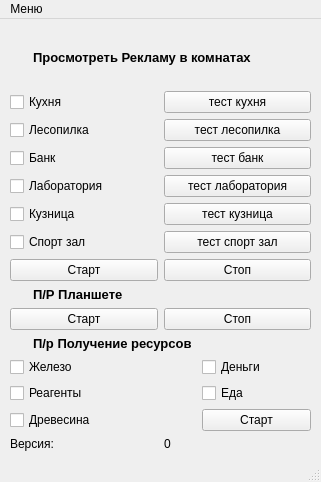
Above: clicker_zero_city/windows_ui/see.ui from maklai26rus/clicker before the change. Below: the same form after it.
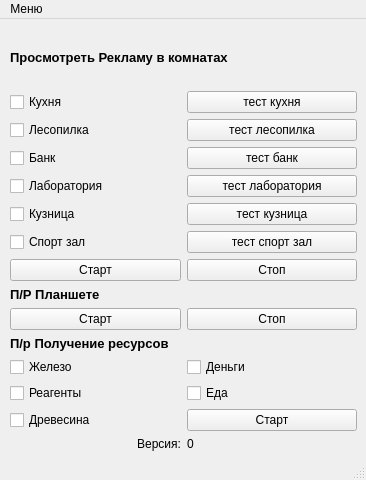
That is the form after the change.

Commit message: добавляю возможность просматривать рекламу спомощь 1 кнопкию

Patch:
```diff
--- a/clicker_zero_city/windows_ui/see.ui
+++ b/clicker_zero_city/windows_ui/see.ui
@@ -6,8 +6,8 @@
    <rect>
     <x>0</x>
     <y>0</y>
-    <width>321</width>
-    <height>482</height>
+    <width>366</width>
+    <height>480</height>
    </rect>
   </property>
   <property name="windowTitle">
@@ -19,7 +19,7 @@
      <rect>
       <x>10</x>
       <y>10</y>
-      <width>301</width>
+      <width>347</width>
       <height>422</height>
      </rect>
     </property>
@@ -27,8 +27,6 @@
      <item>
       <layout class="QVBoxLayout" name="verticalLayout_3">
        <item>
-        <layout class="QVBoxLayout" name="verticalLayout_5">
-         <item>
           <widget class="QLabel" name="label_rooms">
            <property name="enabled">
             <bool>true</bool>
@@ -44,8 +42,7 @@
             <string/>
            </property>
            <property name="styleSheet">
-            <string notr="true">margin-left : 20
-</string>
+          <string notr="true"/>
            </property>
            <property name="text">
             <string>Просмотреть Рекламу в комнатах</string>
@@ -65,10 +62,12 @@
           </widget>
          </item>
          <item>
+        <layout class="QVBoxLayout" name="verticalLayout_5">
+         <item>
           <layout class="QHBoxLayout" name="horizontalLayout">
            <item>
             <layout class="QGridLayout" name="gridLayout_3">
-             <item row="0" column="0">
+             <item row="2" column="0">
               <widget class="QCheckBox" name="kitchen_room">
                <property name="mouseTracking">
                 <bool>true</bool>
@@ -81,14 +80,14 @@
                </property>
               </widget>
              </item>
-             <item row="1" column="0">
+             <item row="3" column="0">
               <widget class="QCheckBox" name="sawmill_room">
                <property name="text">
                 <string>Лесопилка</string>
                </property>
               </widget>
              </item>
-             <item row="0" column="1">
+             <item row="2" column="1">
               <widget class="QPushButton" name="btn_kitchen_test">
                <property name="styleSheet">
                 <string notr="true"/>
@@ -98,70 +97,70 @@
                </property>
               </widget>
              </item>
-             <item row="2" column="0">
+             <item row="4" column="0">
               <widget class="QCheckBox" name="bank_room">
                <property name="text">
                 <string>Банк</string>
                </property>
               </widget>
              </item>
-             <item row="3" column="0">
+             <item row="5" column="0">
               <widget class="QCheckBox" name="lab_room">
                <property name="text">
                 <string>Лаборатория</string>
                </property>
               </widget>
              </item>
-             <item row="1" column="1">
+             <item row="3" column="1">
               <widget class="QPushButton" name="btn_sawmill_test">
                <property name="text">
                 <string>тест лесопилка</string>
                </property>
               </widget>
              </item>
-             <item row="4" column="0">
+             <item row="6" column="0">
               <widget class="QCheckBox" name="forge_room">
                <property name="text">
                 <string>Кузница</string>
                </property>
               </widget>
              </item>
-             <item row="5" column="0">
+             <item row="7" column="0">
               <widget class="QCheckBox" name="zal_room">
                <property name="text">
                 <string>Спорт зал</string>
                </property>
               </widget>
              </item>
-             <item row="3" column="1">
+             <item row="5" column="1">
               <widget class="QPushButton" name="btn_lab_test">
                <property name="text">
                 <string>тест лаборатория</string>
                </property>
               </widget>
              </item>
-             <item row="2" column="1">
+             <item row="4" column="1">
               <widget class="QPushButton" name="btn_bank_test">
                <property name="text">
                 <string>тест банк</string>
                </property>
               </widget>
              </item>
-             <item row="5" column="1">
+             <item row="7" column="1">
               <widget class="QPushButton" name="btn_zal_test">
                <property name="text">
                 <string>тест спорт зал</string>
                </property>
               </widget>
              </item>
-             <item row="4" column="1">
+             <item row="6" column="1">
               <widget class="QPushButton" name="btn_forge_test">
                <property name="text">
                 <string>тест кузница</string>
                </property>
               </widget>
              </item>
-             <item row="6" column="0">
+             <item row="8" column="0">
               <widget class="QPushButton" name="btn_start_rooms">
                <property name="styleSheet">
                 <string notr="true"/>
@@ -171,7 +170,7 @@
                </property>
               </widget>
              </item>
-             <item row="6" column="1">
+             <item row="8" column="1">
               <widget class="QPushButton" name="btn_stop_rooms">
                <property name="text">
                 <string>Стоп</string>
@@ -197,10 +196,10 @@
               </font>
              </property>
              <property name="styleSheet">
-              <string notr="true">margin-left : 20</string>
+              <string notr="true"/>
              </property>
              <property name="text">
-              <string>П/Р Планшете</string>
+              <string>&lt;html&gt;&lt;head/&gt;&lt;body&gt;&lt;p&gt;П/Р Планшете&lt;/p&gt;&lt;/body&gt;&lt;/html&gt;</string>
              </property>
             </widget>
            </item>
@@ -222,6 +221,26 @@
              </item>
             </layout>
            </item>
+           <item>
+            <widget class="QLabel" name="label_resources">
+             <property name="font">
+              <font>
+               <pointsize>10</pointsize>
+               <weight>75</weight>
+               <bold>true</bold>
+              </font>
+             </property>
+             <property name="styleSheet">
+              <string notr="true"/>
+             </property>
+             <property name="text">
+              <string>&lt;html&gt;&lt;head/&gt;&lt;body&gt;&lt;p&gt;П/р Получение ресурсов&lt;/p&gt;&lt;/body&gt;&lt;/html&gt;</string>
+             </property>
+             <property name="textInteractionFlags">
+              <set>Qt::TextEditable</set>
+             </property>
+            </widget>
+           </item>
            <item>
             <layout class="QGridLayout" name="gridLayout">
              <item row="2" column="1">
@@ -266,34 +285,17 @@
                </property>
               </widget>
              </item>
-             <item row="0" column="0">
-              <widget class="QLabel" name="label_resources">
-               <property name="font">
-                <font>
-                 <pointsize>10</pointsize>
-                 <weight>75</weight>
-                 <bold>true</bold>
-                </font>
-               </property>
-               <property name="styleSheet">
-                <string notr="true">margin-left : 20</string>
-               </property>
-               <property name="text">
-                <string>П/р Получение ресурсов</string>
-               </property>
-               <property name="textInteractionFlags">
-                <set>Qt::TextEditable</set>
-               </property>
-              </widget>
-             </item>
             </layout>
            </item>
            <item>
             <layout class="QHBoxLayout" name="horizontalLayout_5">
              <item>
               <widget class="QLabel" name="version">
+               <property name="styleSheet">
+                <string notr="true"/>
+               </property>
                <property name="text">
-                <string>Версия:</string>
+                <string>&lt;html&gt;&lt;head/&gt;&lt;body&gt;&lt;p align=&quot;right&quot;&gt;Версия:&lt;/p&gt;&lt;/body&gt;&lt;/html&gt;</string>
                </property>
               </widget>
              </item>
@@ -330,7 +332,7 @@
     <rect>
      <x>0</x>
      <y>0</y>
-     <width>321</width>
+     <width>366</width>
      <height>21</height>
     </rect>
    </property>
```
Left out of the diff: 23 changed lines with no effect on the pictures. Lines whose indentation alone changed are shown as unchanged. The commit also changes 2 other files.
